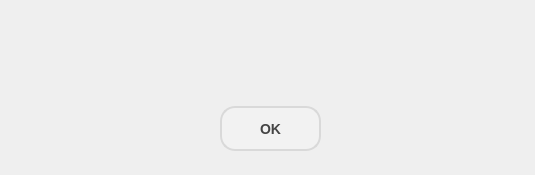
This is User_interface/app_smr/Qt/popup_error.ui in nvargas24/Sistema_medicion_de_rodamientos-SMR as Qt 5 draws it before an edit. The edited form follows.
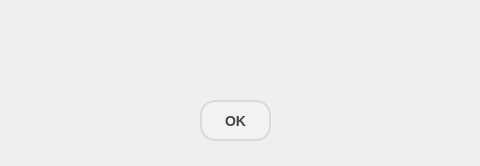
This is the edited form. Icons and pictures are not drawn.

Commit message: tamanio de popup error

What changed in the file:
```diff
--- a/User_interface/app_smr/Qt/popup_error.ui
+++ b/User_interface/app_smr/Qt/popup_error.ui
@@ -6,8 +6,8 @@
    <rect>
     <x>0</x>
     <y>0</y>
-    <width>535</width>
-    <height>175</height>
+    <width>480</width>
+    <height>166</height>
    </rect>
   </property>
   <property name="windowTitle">
@@ -18,8 +18,8 @@
     <rect>
      <x>20</x>
      <y>30</y>
-     <width>501</width>
-     <height>121</height>
+     <width>431</width>
+     <height>111</height>
     </rect>
    </property>
    <layout class="QVBoxLayout" name="verticalLayout_2" stretch="7,5">
@@ -27,12 +27,12 @@
      <number>12</number>
     </property>
     <item>
-     <layout class="QHBoxLayout" name="horizontalLayout" stretch="2,12">
+     <layout class="QHBoxLayout" name="horizontalLayout" stretch="2,8">
       <property name="leftMargin">
-       <number>0</number>
+       <number>50</number>
       </property>
       <property name="rightMargin">
-       <number>5</number>
+       <number>50</number>
       </property>
       <item>
        <widget class="QLabel" name="icon">
@@ -85,10 +85,10 @@
     <item>
      <layout class="QHBoxLayout" name="horizontalLayout_3">
       <property name="leftMargin">
-       <number>200</number>
+       <number>180</number>
       </property>
       <property name="rightMargin">
-       <number>200</number>
+       <number>180</number>
       </property>
       <item>
        <widget class="QPushButton" name="btn_ok">
```
The commit also changes 4 other files.
